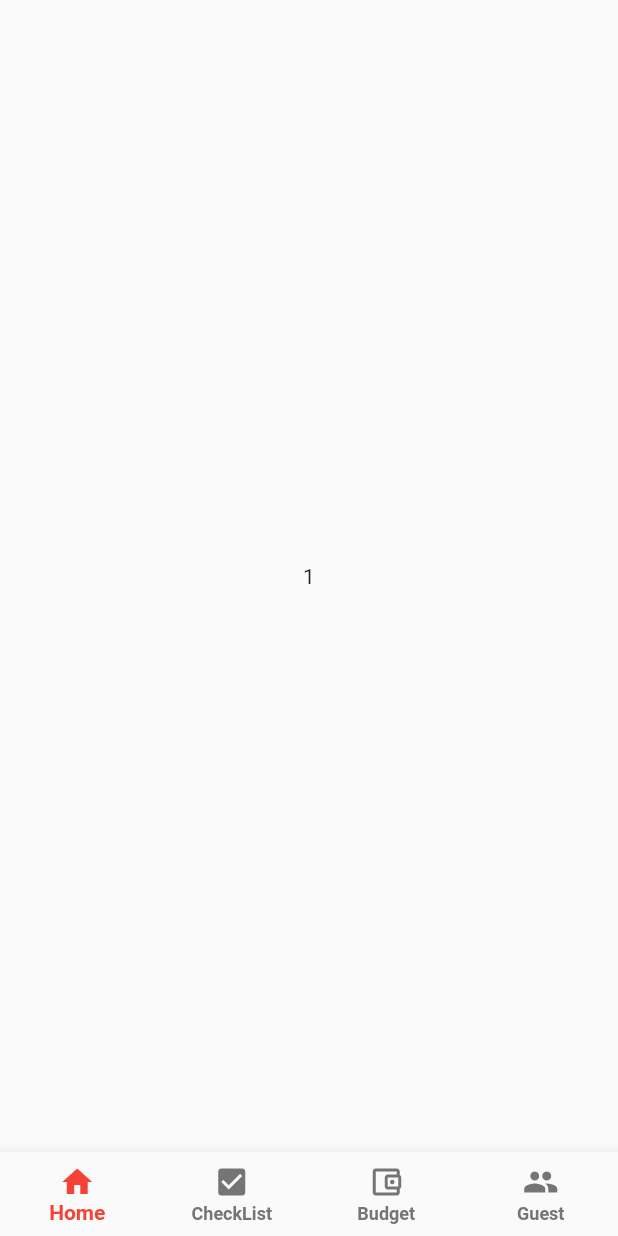
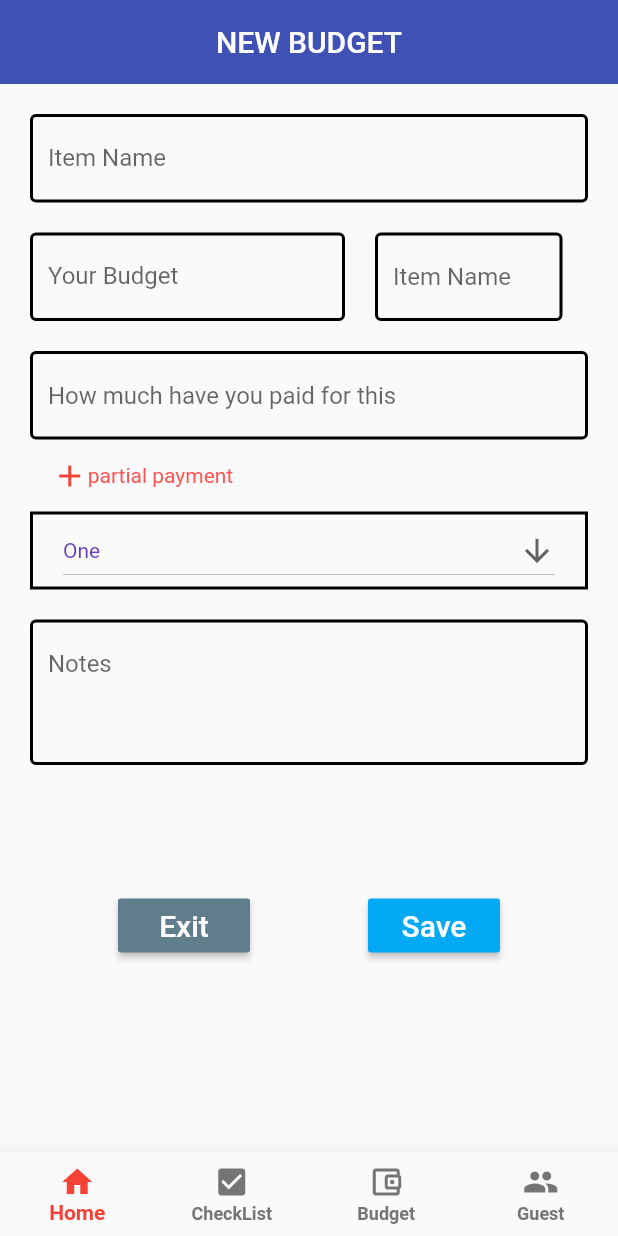
Before and after one commit to linhle8964/Capston-Project, a Flutter app: the screen it shows after launch, on a phone screen of 412 x 824 dp. Run offline on Flutter 3.47's test engine with Material 2 defaults, Android fonts, the phone set to English and light mode, and no system bars; our stand-ins replace cloud_firestore, equatable, flutter_time_picker_spinner, fluttertoast; accounts and stored records are empty.

Commit message:
initial commit

```diff
--- /dev/null
+++ b/wedding_app/lib/screens/add_budget/addbudget.dart
@@ -0,0 +1,177 @@
+import 'package:flutter/material.dart';
+
+class AddBudget extends StatefulWidget {
+  @override
+  _AddBudgetState createState() => _AddBudgetState();
+}
+
+class _AddBudgetState extends State<AddBudget> {
+  @override
+  Widget build(BuildContext context) {
+    String _dropdownValue = 'One';
+    List _values = ['One', 'Two', 'Free', 'Four'];
+    int maxLines = 3;
+    return Scaffold(
+        appBar: AppBar(
+            backgroundColor: Colors.indigo,
+            bottomOpacity: 0.0,
+            elevation: 0.0,
+            title: Center(
+              child: Text('NEW BUDGET'),
+            )),
+        body: SingleChildScrollView(
+          child: Column(
+            children: [
+              Padding(
+                padding: const EdgeInsets.all(20.0),
+                child: TextField(
+                    decoration: new InputDecoration(
+                        labelText: 'Item Name',
+                        focusedBorder: OutlineInputBorder(
+                          borderSide:
+                              BorderSide(color: Colors.blue, width: 2.0),
+                        ),
+                        enabledBorder: OutlineInputBorder(
+                          borderSide:
+                              BorderSide(color: Colors.black, width: 2.0),
+                        ),
+                        hintText: 'Item Name')),
+              ),
+              Container(
+                child: Row(
+                  children: [
+                    Container(
+                      padding: EdgeInsets.only(left: 20, right: 20, bottom: 20),
+                      width: 250.0,
+                      child: TextField(
+                          decoration: new InputDecoration(
+                              labelText: 'Your Budget',
+                              focusedBorder: OutlineInputBorder(
+                                borderSide:
+                                    BorderSide(color: Colors.blue, width: 2.0),
+                              ),
+                              enabledBorder: OutlineInputBorder(
+                                borderSide:
+                                    BorderSide(color: Colors.black, width: 2.0),
+                              ),
+                              hintText: 'Your Budget')),
+                    ),
+                    Container(
+                      padding: EdgeInsets.only(bottom: 20),
+                      width: 125.0,
+                      child: TextField(
+                          decoration: new InputDecoration(
+                              focusedBorder: OutlineInputBorder(
+                                borderSide:
+                                    BorderSide(color: Colors.blue, width: 2.0),
+                              ),
+                              enabledBorder: OutlineInputBorder(
+                                borderSide:
+                                    BorderSide(color: Colors.black, width: 2.0),
+                              ),
+                              hintText: 'Item Name')),
+                    ),
+                  ],
+                ),
+              ),
+              Padding(
+                padding: EdgeInsets.only(left: 20, right: 20),
+                child: TextField(
+                    decoration: new InputDecoration(
+                        focusedBorder: OutlineInputBorder(
+                          borderSide:
+                              BorderSide(color: Colors.blue, width: 2.0),
+                        ),
+                        enabledBorder: OutlineInputBorder(
+                          borderSide:
+                              BorderSide(color: Colors.black, width: 2.0),
+                        ),
+                        hintText: 'How much have you paid for this')),
+              ),
+              Container(
+                padding: EdgeInsets.only(left: 3, right: 225),
+                child: TextButton(
+                  onPressed: () {},
+                  child: RichText(
+                    text: TextSpan(children: [
+                      WidgetSpan(
+                          child: Icon(Icons.add),
+                          alignment: PlaceholderAlignment.middle),
+                      TextSpan(
+                          text: 'partial payment',
+                          style: TextStyle(color: Colors.redAccent))
+                    ]),
+                  ),
+                ),
+              ),
+              Padding(
+                padding: EdgeInsets.only(left: 20, right: 20),
+                child: Container(
+                  padding: EdgeInsets.only(left: 20, right: 20),
+                  decoration: BoxDecoration(
+                      border: Border.all(color: Colors.black, width: 2)),
+                  child: DropdownButton(
+                    value: _dropdownValue,
+                    icon: Icon(Icons.arrow_downward),
+                    iconSize: 24,
+                    elevation: 16,
+                    isExpanded: true,
+                    style: TextStyle(color: Colors.deepPurple),
+                    onChanged: (value) {
+                      setState(() {
+                        _dropdownValue = value;
+                      });
+                    },
+                    items: _values.map((value) {
+                      return DropdownMenuItem<String>(
+                        value: value,
+                        child: Text(value),
+                      );
+                    }).toList(),
+                  ),
+                ),
+              ),
+              Container(
+                height: 200,
+                padding: const EdgeInsets.all(20.0),
+                child: TextField(
+                    maxLines: maxLines,
+                    decoration: new InputDecoration(
+                        focusedBorder: OutlineInputBorder(
+                          borderSide:
+                              BorderSide(color: Colors.blue, width: 2.0),
+                        ),
+                        enabledBorder: OutlineInputBorder(
+                          borderSide:
+                              BorderSide(color: Colors.black, width: 2.0),
+                        ),
+                        hintText: 'Notes')),
+              ),
+              Row(
+                mainAxisAlignment: MainAxisAlignment.spaceEvenly,
+                children: [
+                  Container(
+                      child: RaisedButton(
+                    onPressed: () {},
+                    textColor: Colors.white,
+                    padding: const EdgeInsets.all(0.0),
+                    color: Colors.blueGrey,
+                    child: const Text('Exit', style: TextStyle(fontSize: 20)),
+                  )),
+                  Container(
+                    child: RaisedButton(
+                        onPressed: () {},
+                        textColor: Colors.white,
+
+                        color: Colors.lightBlue,
+                          child: const Text('Save',
+                              style: TextStyle(fontSize: 20)),
+                        )),
+
+                ],
+              )
+            ],
+          ),
+        ));
+  }
+}
--- a/wedding_app/lib/screens/navigator/navigator.dart
+++ b/wedding_app/lib/screens/navigator/navigator.dart
@@ -1,6 +1,7 @@
 import 'package:flutter/material.dart';
 import 'package:wedding_app/demo_page.dart';
 import 'package:wedding_app/screens/Budget/budget_page.dart';
+import 'package:wedding_app/screens/add_budget/addbudget.dart';
 import 'package:wedding_app/screens/create_wedding/create_wedding_page.dart';
 import 'package:wedding_app/screens/login/login.dart';
 
@@ -12,7 +13,7 @@ class NavigatorDemo extends StatefulWidget {
 class _NavigatorDemoState extends State<NavigatorDemo> {
   int _selectedIndex = 0;
   final List<Widget> _children = [
-    DemoPage(string: "1",),
+    AddBudget(),
     CreateWeddingPage(),
     BudgetList(),
     LoginPage(),
```
